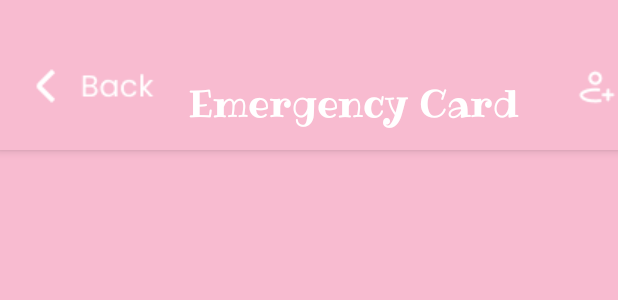
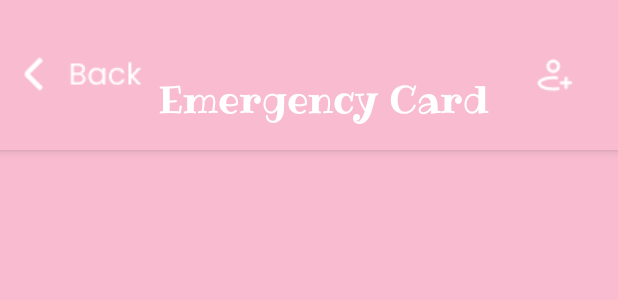
Before and after one commit to EzraDagang/Aura, an Android app: the layout activity_emergency_card.xml on its own in the app's theme, with its tools: preview values and no code run, on a phone screen of 412 x 824 dp. Shown: the top 300 px of the screen. Run offline under Robolectric (Android 15) with nearby library versions, the phone set to English and light mode, and no system bars.

Commit message:
emergency card tool bar - ui manager

```diff
--- a/app/src/main/res/layout/activity_emergency_card.xml
+++ b/app/src/main/res/layout/activity_emergency_card.xml
@@ -31,17 +31,17 @@
             android:textSize="25sp"
             app:layout_constraintBottom_toBottomOf="parent"
             app:layout_constraintEnd_toEndOf="parent"
-            app:layout_constraintHorizontal_bias="0.247"
+            app:layout_constraintHorizontal_bias="0.104"
             app:layout_constraintStart_toEndOf="@id/BtnBack"
             app:layout_constraintTop_toTopOf="parent"
-            app:layout_constraintVertical_bias="0.529" />
+            app:layout_constraintVertical_bias="0.448" />
 
         <ImageButton
             android:id="@+id/BtnBack"
             android:layout_width="91dp"
             android:layout_height="34dp"
-            android:layout_marginStart="12dp"
-            android:layout_marginTop="40dp"
+            android:layout_marginStart="4dp"
+            android:layout_marginTop="32dp"
             android:background="@null"
             android:contentDescription="@null"
             app:layout_constraintStart_toStartOf="parent"
@@ -52,8 +52,8 @@
             android:id="@+id/BtnAddCard"
             android:layout_width="48dp"
             android:layout_height="52dp"
-            android:layout_marginStart="28dp"
-            android:layout_marginTop="32dp"
+            android:layout_marginStart="20dp"
+            android:layout_marginTop="24dp"
             android:background="@null"
             android:contentDescription="@null"
             app:layout_constraintStart_toEndOf="@+id/title"
@@ -66,12 +66,14 @@
         android:id="@+id/recyclerView"
         android:layout_width="0dp"
         android:layout_height="0dp"
+        android:clipToPadding="false"
         android:padding="16dp"
-        android:clipToPadding="false"
         android:scrollbars="vertical"
+        app:layout_constraintBottom_toBottomOf="parent"
+        app:layout_constraintEnd_toEndOf="parent"
+        app:layout_constraintHorizontal_bias="0.0"
+        app:layout_constraintStart_toStartOf="parent"
         app:layout_constraintTop_toBottomOf="@id/topBar"
-        app:layout_constraintStart_toStartOf="parent"
-        app:layout_constraintEnd_toEndOf="parent"
-        app:layout_constraintBottom_toBottomOf="parent" />
+        app:layout_constraintVertical_bias="0.0" />
 
 </androidx.constraintlayout.widget.ConstraintLayout>
```
